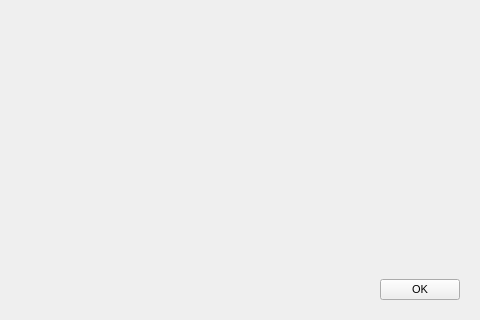
axelmoreen/AnkiBuddy, file forms/practice.ui: the form before one commit; both pictures show x 376 to 856 and y 300 to 620 of the 856 by 620 pixel window.
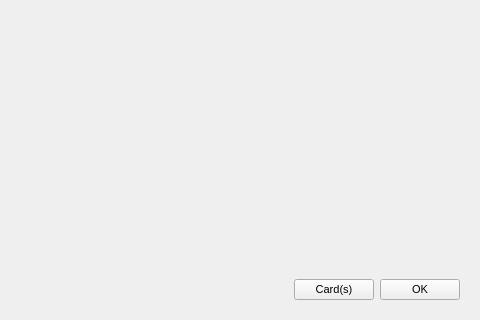
The form after the commit.

Commit message: add option to open cards after question pause

The edit to the form file:
```diff
--- a/forms/practice.ui
+++ b/forms/practice.ui
@@ -116,6 +116,13 @@
         </property>
        </spacer>
       </item>
+      <item>
+       <widget class="QPushButton" name="cardsButton">
+        <property name="text">
+         <string>Card(s)</string>
+        </property>
+       </widget>
+      </item>
       <item>
        <widget class="QPushButton" name="pushButton">
         <property name="text">
```
The commit also changes 6 other files.
